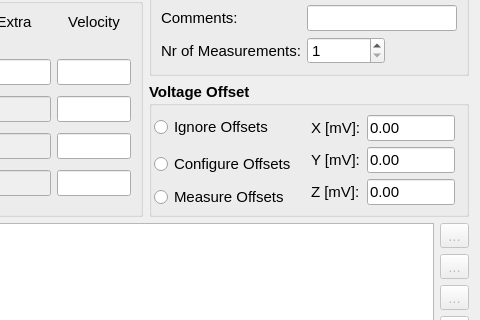
lnls-ima/hall-bench-control, file hallbench/gui/ui/measurementwidget.ui: the form before one commit; both pictures show x 738 to 1218 and y 144 to 464 of the 1218 by 938 pixel window.
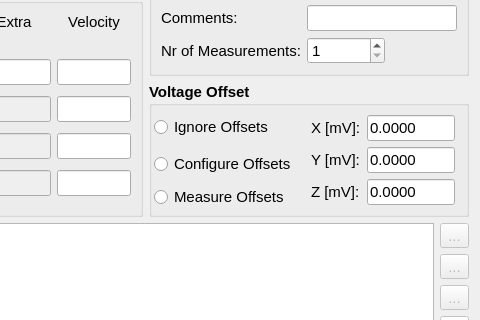
The form after the commit. The open tabs and pages were chosen to show the change. Icons and pictures are not drawn. Custom widgets are drawn as their Qt base class.

Patch:
```diff
--- a/hallbench/gui/ui/measurementwidget.ui
+++ b/hallbench/gui/ui/measurementwidget.ui
@@ -917,7 +917,7 @@
              </font>
             </property>
             <property name="text">
-             <string>0.00</string>
+             <string>0.0000</string>
             </property>
            </widget>
           </item>
@@ -943,7 +943,7 @@
              </font>
             </property>
             <property name="text">
-             <string>0.00</string>
+             <string>0.0000</string>
             </property>
            </widget>
           </item>
@@ -969,7 +969,7 @@
              </font>
             </property>
             <property name="text">
-             <string>0.00</string>
+             <string>0.0000</string>
             </property>
            </widget>
           </item>
```
